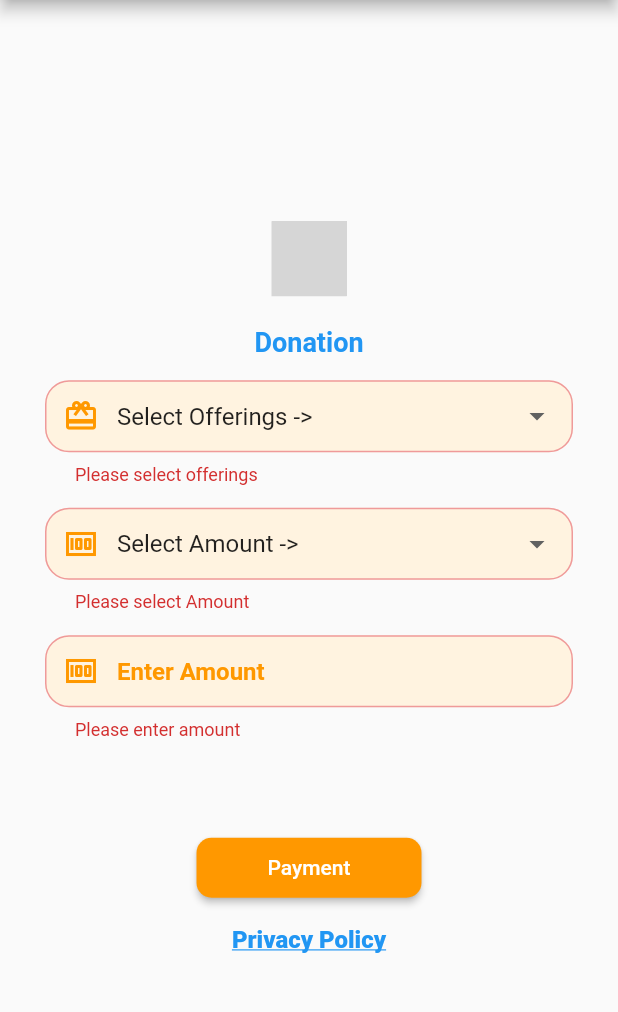
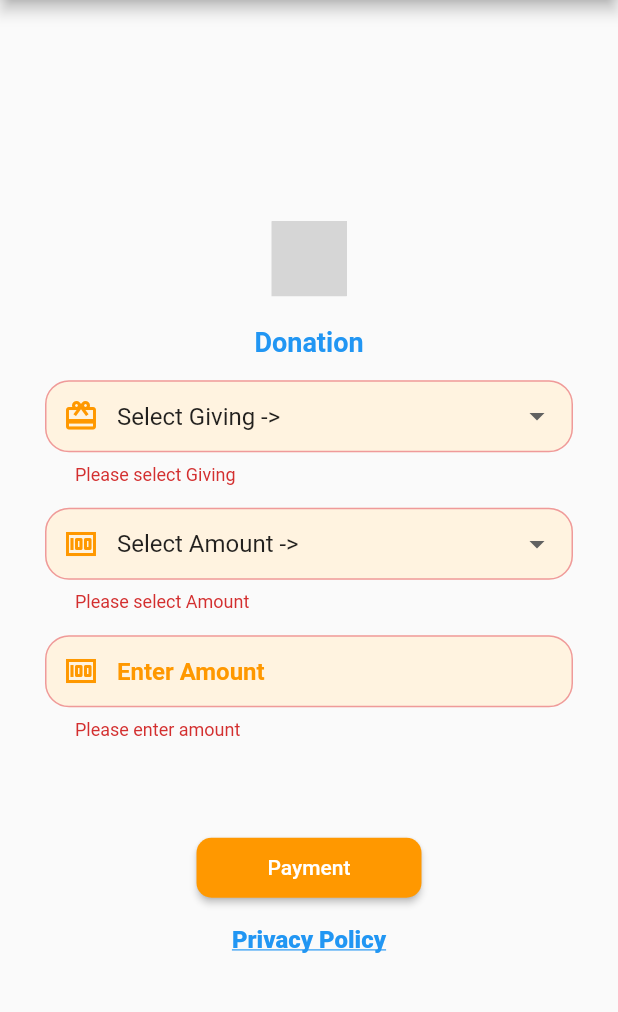
Before and after one commit to EmbarkEBS/Churchin, a Flutter app: the OfferingPage screen opened directly with empty values, after a tap on "Payment", on a phone screen of 412 x 824 dp, the part 84-1096 px from its top. Run offline on Flutter 3.47's test engine with Material 2 defaults, Android fonts, the phone set to English and light mode, and no system bars; our stand-ins replace flutter_native_splash, flutter_svg, shared_preferences, url_launcher_web, webview_flutter; missing offline and left inert: encrypt, qr_code_scanner, shared_preferences_web, stripe_sdk; accounts and stored records are empty; Roboto replaces fonts that are missing (Montserrat); project files that could hold a hidden picture were left out; grey boxes are pictures that could not be loaded.

```diff
--- a/lib/ChangePwdPage.dart
+++ b/lib/ChangePwdPage.dart
@@ -388,9 +388,9 @@ class _ChangePwdPageState extends State<ChangePwdPage> {
     height: 15,
     ),
     (errtxt!="" && errtxt!=null)?Text(errtxt,
-    style: TextStyle(color: Colors.red, fontWeight: FontWeight.bold, fontSize: 12,),
+    style: TextStyle(color: Colors.red, fontWeight: FontWeight.bold, fontSize: 15,),
     ):(successtxt!="")?Text(successtxt,
-    style: TextStyle(color: Colors.green, fontWeight: FontWeight.bold, fontSize: 12),
+    style: TextStyle(color: Colors.green, fontWeight: FontWeight.bold, fontSize: 15),
     ):Text("",
     style: TextStyle(color: Colors.white, fontWeight: FontWeight.bold, fontSize: 18),
     ),
--- a/lib/CheckoutPage.dart
+++ b/lib/CheckoutPage.dart
@@ -137,7 +137,7 @@ class _CheckoutPageState extends State<CheckoutPage> {
         if (response.statusCode == 200) {
           Map<String,dynamic> result=jsonDecode(decryption(response.body.toString().trim()).split("}")[0]+"}") as Map<String,dynamic>;
           if(result["status"]=="success"){
-           showAlertDialog(context, "Success", "Thanks for Offerings!");
+           showAlertDialog(context, "Success", "Thanks for your giving!");
 
           } else{
     showAlertDialog(context, "Failed", result["message"]);
@@ -167,7 +167,7 @@ class _CheckoutPageState extends State<CheckoutPage> {
       paymentIntentRes = await stripe.api.retrievePaymentIntent(clientSecret);
     }catch(e){
       print("ERROR_CreatePaymentIntentAndSubmit: $e");
-      showAlertDialog(context, "Error", e.toString());
+      showAlertDialog(context, "Error", "Something went wrong.");
     }print(paymentIntentRes.toString());
     return paymentIntentRes;
   }
--- a/lib/ForgotPwdPage.dart
+++ b/lib/ForgotPwdPage.dart
@@ -137,9 +137,9 @@ class _ForgotPwdPageState extends State<ForgotPwdPage> {
     ),
 
     (errtxt!="" && errtxt!=null)?Text(errtxt,
-    style: TextStyle(color: Colors.red, fontWeight: FontWeight.bold, fontSize: 12),
+    style: TextStyle(color: Colors.red, fontWeight: FontWeight.bold, fontSize: 15),
     ):(successtxt!="")?Text(successtxt,
-    style: TextStyle(color: Colors.green, fontWeight: FontWeight.bold, fontSize: 12),
+    style: TextStyle(color: Colors.green, fontWeight: FontWeight.bold, fontSize: 15),
     ):Text("",
     style: TextStyle(color: Colors.white, fontWeight: FontWeight.bold, fontSize: 18),
     ),
--- a/lib/LoginPage.dart
+++ b/lib/LoginPage.dart
@@ -225,9 +225,9 @@ class _LoginPageState extends State<LoginPage> {
     ),
 
     (errtxt!="" && errtxt!=null)?Text(errtxt,
-    style: TextStyle(color: Colors.red, fontWeight: FontWeight.bold, fontSize: 12),
+    style: TextStyle(color: Colors.red, fontWeight: FontWeight.bold, fontSize: 15),
     ):(successtxt!="")?Text(successtxt,
-    style: TextStyle(color: Colors.green, fontWeight: FontWeight.bold, fontSize: 12),
+    style: TextStyle(color: Colors.green, fontWeight: FontWeight.bold, fontSize: 15),
     ):Text("",
     style: TextStyle(color: Colors.white, fontWeight: FontWeight.bold, fontSize: 18),
     ),
--- a/lib/OfferingPage.dart
+++ b/lib/OfferingPage.dart
@@ -36,15 +36,15 @@ class OfferingPage extends StatefulWidget {
 }
 
 class _OfferingPageState extends State<OfferingPage> {
-  String _offerings='Select Offerings ->';
+  String _offerings='Select Giving ->';
   String _amnt="\$10";
   String successtxt="",errtxt="";
 
   final TextEditingController _othercontroller=TextEditingController();
   bool isShow=false,_isreadonly=true;
-  String dropdownvalue1 = 'Select Offerings ->';
+  String dropdownvalue1 = 'Select Giving ->';
   var items1 = [
-    'Select Offerings ->',
+    'Select Giving ->',
     'Offering',
     'Tithe',
     'Pastor Appreciation',
@@ -182,7 +182,7 @@ class _OfferingPageState extends State<OfferingPage> {
                   sp.setBool("stay_signed",false);
                   sp.setInt("user_id",0);
                   Navigator.of(context).pushNamedAndRemoveUntil("/login",(route) => route.isFirst);*/
-                  Navigator.pushNamed(context, "/change");
+                  Navigator.pushNamed(context, "/change", arguments: eventid);
                 },
               ),
               ListTile(
@@ -256,8 +256,8 @@ class _OfferingPageState extends State<OfferingPage> {
     value: dropdownvalue1,
    // dropdownColor: Colors.orange,
     validator: (value) {
-    if (value == null || value=="Select Offerings ->") {
-    return 'Please select offerings';
+    if (value == null || value=="Select Giving ->") {
+    return 'Please select Giving';
     }
     return null;
     },
@@ -434,9 +434,9 @@ class _OfferingPageState extends State<OfferingPage> {
     height: 15,
     ),
     (errtxt!="")?Text(errtxt,
-    style: TextStyle(color: Colors.red, fontWeight: FontWeight.bold, fontSize: 12),
+    style: TextStyle(color: Colors.red, fontWeight: FontWeight.bold, fontSize: 15),
     ):(successtxt!="")?Text(successtxt,
-    style: TextStyle(color: Colors.purple.shade900, fontWeight: FontWeight.bold, fontSize: 12),
+    style: TextStyle(color: Colors.purple.shade900, fontWeight: FontWeight.bold, fontSize: 15),
     ):Text("",
     style: TextStyle(color: Colors.white, fontWeight: FontWeight.bold, fontSize: 18),
     ),
--- a/lib/ProfileEditPage.dart
+++ b/lib/ProfileEditPage.dart
@@ -207,7 +207,7 @@ print("fbgnbgn"+widget.eventid.toString());
                   sp.setBool("stay_signed",false);
                   sp.setInt("user_id",0);
                   Navigator.of(context).pushNamedAndRemoveUntil("/login",(route) => route.isFirst);*/
-                    Navigator.pushNamed(context, "/change");
+                    Navigator.pushNamed(context, "/change", arguments: widget.eventid);
                   },
                 ),
                 ListTile(
@@ -1226,9 +1226,9 @@ print("fbgnbgn"+widget.eventid.toString());
                   ),
                 ),
                 (errtxt!="" && errtxt!=null)?Text(errtxt,
-                  style: TextStyle(color: Colors.red, fontWeight: FontWeight.bold, fontSize: 12),
+                  style: TextStyle(color: Colors.red, fontWeight: FontWeight.bold, fontSize: 15),
                 ):(successtxt!="")?Text(successtxt,
-                  style: TextStyle(color: Colors.green, fontWeight: FontWeight.bold, fontSize: 12),
+                  style: TextStyle(color: Colors.green, fontWeight: FontWeight.bold, fontSize: 15),
                 ):Text("",
                   style: TextStyle(color: Colors.white, fontWeight: FontWeight.bold, fontSize: 18),
                 ),
--- a/lib/SignUpPage.dart
+++ b/lib/SignUpPage.dart
@@ -1081,9 +1081,9 @@ class _SignUpPageState extends State<SignUpPage> {
     ),
     ),
     (errtxt!="" && errtxt!=null)?Text(errtxt,
-    style: TextStyle(color: Colors.red, fontWeight: FontWeight.bold, fontSize: 12),
+    style: TextStyle(color: Colors.red, fontWeight: FontWeight.bold, fontSize: 15),
     ):(successtxt!="")?Text(successtxt,
-    style: TextStyle(color: Colors.green, fontWeight: FontWeight.bold, fontSize: 12),
+    style: TextStyle(color: Colors.green, fontWeight: FontWeight.bold, fontSize: 15),
     ):Text("",
     style: TextStyle(color: Colors.white, fontWeight: FontWeight.bold, fontSize: 18),
     ),
--- a/lib/VerificationPage.dart
+++ b/lib/VerificationPage.dart
@@ -114,11 +114,11 @@ class _VerificationPageState extends State<VerificationPage> {
                   (errtxt != "") ? Text(errtxt,
                     style: TextStyle(color: Colors.red,
                         fontWeight: FontWeight.bold,
-                        fontSize: 12),
+                        fontSize: 15),
                   ) : (successtxt != "") ? Text(successtxt,
                     style: TextStyle(color: Colors.green,
                         fontWeight: FontWeight.bold,
-                        fontSize: 12),
+                        fontSize: 15),
                   ) : Text("",
                     style: TextStyle(color: Colors.white,
                         fontWeight: FontWeight.bold,
```
Also changed, not shown: lib/RegisterPage.dart (+6 -6 lines).
